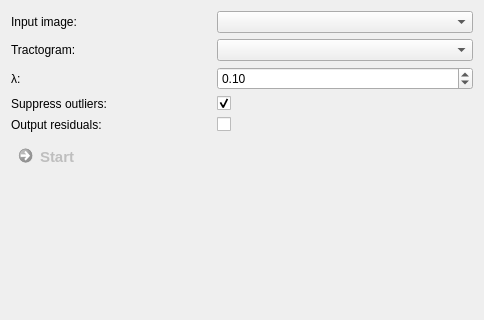
Before: the Qt Designer form Plugins/org.mitk.gui.qt.diffusionimaging.fiberprocessing/src/internal/QmitkFiberFitViewControls.ui in MITK/MITK, drawn with Qt 5; both pictures show x 0 to 484 and y 0 to 320 of the 484 by 574 pixel window.
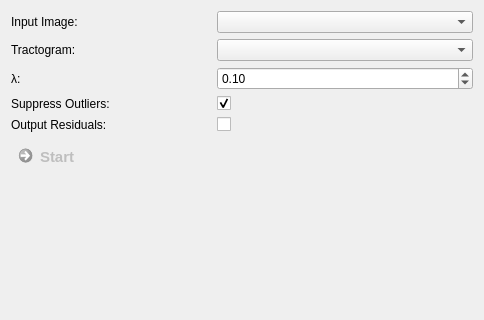
After: the same form once the commit is applied. Custom widgets are drawn as their Qt base class.

The edit to the form file:
```diff
--- a/Plugins/org.mitk.gui.qt.diffusionimaging.fiberprocessing/src/internal/QmitkFiberFitViewControls.ui
+++ b/Plugins/org.mitk.gui.qt.diffusionimaging.fiberprocessing/src/internal/QmitkFiberFitViewControls.ui
@@ -58,14 +58,14 @@
       <item row="0" column="0">
        <widget class="QLabel" name="label_3">
         <property name="text">
-         <string>Input image:</string>
+         <string>Input Image:</string>
         </property>
        </widget>
       </item>
       <item row="3" column="0">
        <widget class="QLabel" name="label_5">
         <property name="text">
-         <string>Suppress outliers:</string>
+         <string>Suppress Outliers:</string>
         </property>
        </widget>
       </item>
@@ -135,7 +135,7 @@
       <item row="4" column="0">
        <widget class="QLabel" name="label_6">
         <property name="text">
-         <string>Output residuals:</string>
+         <string>Output Residuals:</string>
         </property>
        </widget>
       </item>
```
